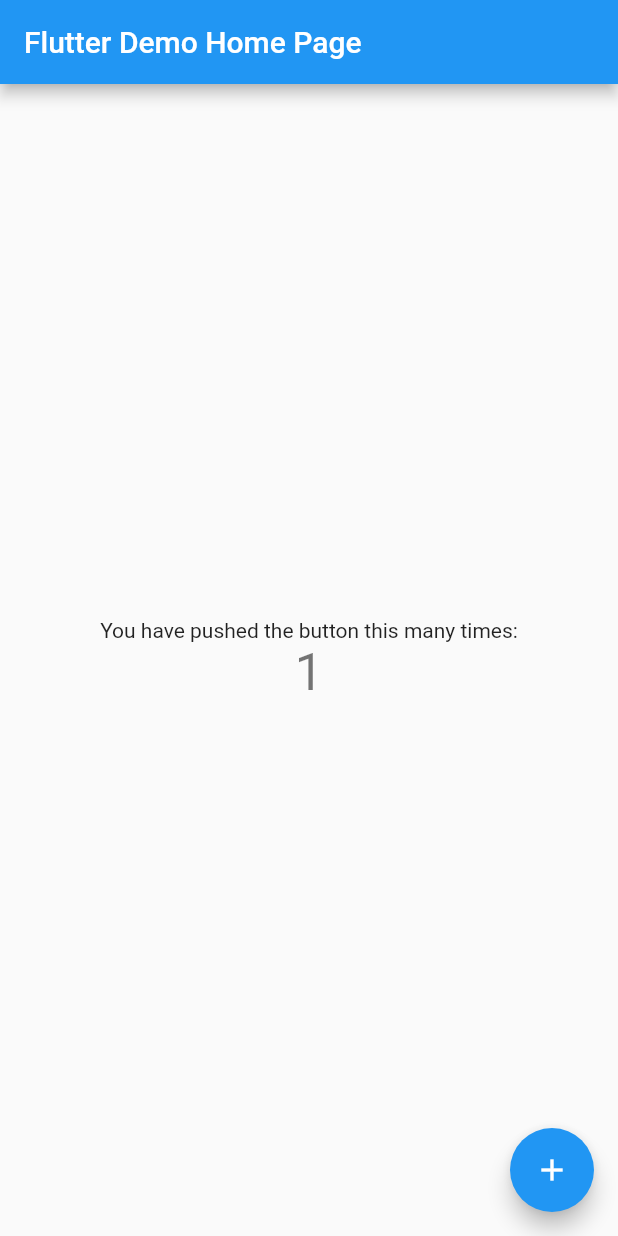
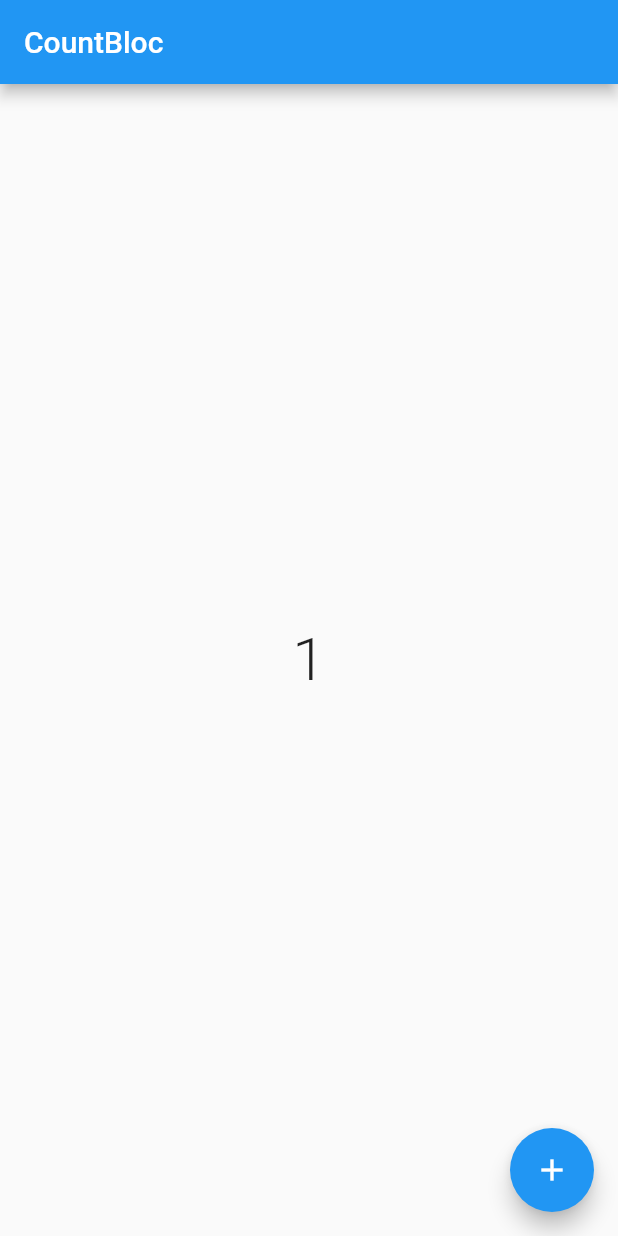
Before and after one commit to qinxinzhang/flutter_weather, a Flutter app: the screen it shows after launch, after a tap on the "add" icon, on a phone screen of 412 x 824 dp. Run offline on Flutter 3.47's test engine with Material 2 defaults, Android fonts, the phone set to English and light mode, and no system bars.

Commit message:
add counter bloc

```diff
--- a/lib/main.dart
+++ b/lib/main.dart
@@ -1,4 +1,6 @@
 import 'package:flutter/material.dart';
+import 'package:flutter_weather_app/sample/bloc_provider.dart';
+import 'package:flutter_weather_app/sample/count_page.dart';
 
 void main() {
   runApp(MyApp());
@@ -8,110 +10,15 @@ class MyApp extends StatelessWidget {
   // This widget is the root of your application.
   @override
   Widget build(BuildContext context) {
-    return MaterialApp(
-      title: 'Flutter Demo',
-      theme: ThemeData(
-        // This is the theme of your application.
-        //
-        // Try running your application with "flutter run". You'll see the
-        // application has a blue toolbar. Then, without quitting the app, try
-        // changing the primarySwatch below to Colors.green and then invoke
-        // "hot reload" (press "r" in the console where you ran "flutter run",
-        // or simply save your changes to "hot reload" in a Flutter IDE).
-        // Notice that the counter didn't reset back to zero; the application
-        // is not restarted.
-        primarySwatch: Colors.blue,
-        // This makes the visual density adapt to the platform that you run
-        // the app on. For desktop platforms, the controls will be smaller and
-        // closer together (more dense) than on mobile platforms.
-        visualDensity: VisualDensity.adaptivePlatformDensity,
+    return BlocProvider(
+      child: MaterialApp(
+        title: 'Flutter Demo',
+        theme: ThemeData(
+          primarySwatch: Colors.blue,
+          visualDensity: VisualDensity.adaptivePlatformDensity,
+        ),
+        home: CountPage(),
       ),
-      home: MyHomePage(title: 'Flutter Demo Home Page'),
     );
   }
 }
-
-class MyHomePage extends StatefulWidget {
-  MyHomePage({Key key, this.title}) : super(key: key);
-
-  // This widget is the home page of your application. It is stateful, meaning
-  // that it has a State object (defined below) that contains fields that affect
-  // how it looks.
-
-  // This class is the configuration for the state. It holds the values (in this
-  // case the title) provided by the parent (in this case the App widget) and
-  // used by the build method of the State. Fields in a Widget subclass are
-  // always marked "final".
-
-  final String title;
-
-  @override
-  _MyHomePageState createState() => _MyHomePageState();
-}
-
-class _MyHomePageState extends State<MyHomePage> {
-  int _counter = 0;
-
-  void _incrementCounter() {
-    setState(() {
-      // This call to setState tells the Flutter framework that something has
-      // changed in this State, which causes it to rerun the build method below
-      // so that the display can reflect the updated values. If we changed
-      // _counter without calling setState(), then the build method would not be
-      // called again, and so nothing would appear to happen.
-      _counter++;
-    });
-  }
-
-  @override
-  Widget build(BuildContext context) {
-    // This method is rerun every time setState is called, for instance as done
-    // by the _incrementCounter method above.
-    //
-    // The Flutter framework has been optimized to make rerunning build methods
-    // fast, so that you can just rebuild anything that needs updating rather
-    // than having to individually change instances of widgets.
-    return Scaffold(
-      appBar: AppBar(
-        // Here we take the value from the MyHomePage object that was created by
-        // the App.build method, and use it to set our appbar title.
-        title: Text(widget.title),
-      ),
-      body: Center(
-        // Center is a layout widget. It takes a single child and positions it
-        // in the middle of the parent.
-        child: Column(
-          // Column is also a layout widget. It takes a list of children and
-          // arranges them vertically. By default, it sizes itself to fit its
-          // children horizontally, and tries to be as tall as its parent.
-          //
-          // Invoke "debug painting" (press "p" in the console, choose the
-          // "Toggle Debug Paint" action from the Flutter Inspector in Android
-          // Studio, or the "Toggle Debug Paint" command in Visual Studio Code)
-          // to see the wireframe for each widget.
-          //
-          // Column has various properties to control how it sizes itself and
-          // how it positions its children. Here we use mainAxisAlignment to
-          // center the children vertically; the main axis here is the vertical
-          // axis because Columns are vertical (the cross axis would be
-          // horizontal).
-          mainAxisAlignment: MainAxisAlignment.center,
-          children: <Widget>[
-            Text(
-              'You have pushed the button this many times:',
-            ),
-            Text(
-              '$_counter',
-              style: Theme.of(context).textTheme.headline4,
-            ),
-          ],
-        ),
-      ),
-      floatingActionButton: FloatingActionButton(
-        onPressed: _incrementCounter,
-        tooltip: 'Increment',
-        child: Icon(Icons.add),
-      ), // This trailing comma makes auto-formatting nicer for build methods.
-    );
-  }
-}
--- /dev/null
+++ b/lib/sample/bloc_provider.dart
@@ -0,0 +1,14 @@
+import 'package:flutter/material.dart';
+import 'counter_bloc.dart';
+
+class BlocProvider extends InheritedWidget {
+  CounterBLoC bLoC = CounterBLoC();
+
+  BlocProvider({Key key, Widget child}) : super(key: key, child: child);
+
+  @override
+  bool updateShouldNotify(_) => true;
+
+  static CounterBLoC of(BuildContext context) =>
+      (context.dependOnInheritedWidgetOfExactType() as BlocProvider).bLoC;
+}
--- /dev/null
+++ b/lib/sample/count_page.dart
@@ -0,0 +1,54 @@
+import 'package:flutter/material.dart';
+import 'package:flutter/widgets.dart';
+import 'counter_bloc.dart';
+
+class CountPage extends StatefulWidget {
+  @override
+  _CountPageState createState() => _CountPageState();
+}
+
+class _CountPageState extends State<CountPage> {
+  //把一些相关的数据请求，实体类变换抽到CounterBLoC这个类里
+  //实例化CounterBLoC
+  final _bloc = new CounterBLoC();
+
+  @override
+  Widget build(BuildContext context) {
+    return Scaffold(
+      appBar: AppBar(
+        title: Text("CountBloc"),
+      ),
+      body: StreamBuilder(
+        //监听流,当流中的数据发生变化(调用过sink.add时，此处会接收到数据的变化并且刷新UI)
+        stream: _bloc.stream_counter,
+        initialData: 0,
+        builder: (BuildContext context, AsyncSnapshot<int> snapshot) {
+          return Center(
+            child: Text(
+              snapshot.data.toString(),
+              style: TextStyle(fontSize: 40, fontWeight: FontWeight.w300),
+            ),
+          );
+        },
+      ),
+      floatingActionButton: _getButton(),
+    );
+  }
+
+  @override
+  void dispose() {
+    // TODO: implement dispose
+    super.dispose();
+    //关闭流
+    _bloc.dispose();
+  }
+
+  Widget _getButton() {
+    return FloatingActionButton(
+        child: Icon(Icons.add),
+        onPressed: () {
+          // 点击添加；其实也是发布一个流事件
+          _bloc.addCount();
+        });
+  }
+}
--- /dev/null
+++ b/lib/sample/counter_bloc.dart
@@ -0,0 +1,23 @@
+import 'dart:async';
+
+class CounterBLoC {
+  //记录按钮点击的次数
+  //被流包裹的数据(可以是任何类型)
+  int _counter = 0;
+
+  //流控制
+  final _counterStreamController = StreamController<int>.broadcast();
+
+  //流
+  Stream<int> get stream_counter => _counterStreamController.stream;
+
+  // 通过sink.add发布一个流事件
+  void addCount() {
+    _counterStreamController.sink.add(++_counter);
+  }
+
+  //释放流
+  void dispose() {
+    _counterStreamController.close();
+  }
+}
```
